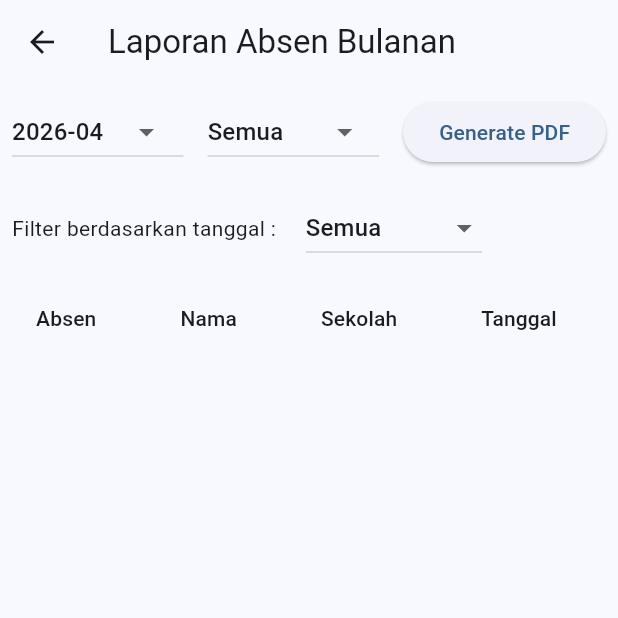
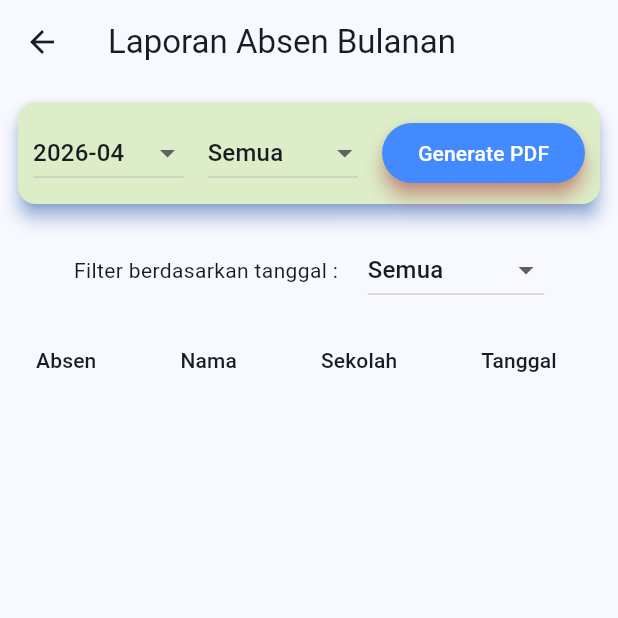
Before and after one commit to Reysa123/absencode, a Flutter app: the DailyReportScreen screen opened directly, on a phone screen of 412 x 824 dp, the top half of it. Run offline on Flutter 3.47's test engine with Material 3 defaults, Android fonts, the phone set to English and light mode, and no system bars; our stand-ins replace equatable, flutter_bloc, flutter_map, fluttertoast, geolocator, image_picker and 4 more; accounts and stored records are empty.

Commit message:
modified:   lib/screens/dailyreport.dart

```diff
--- a/lib/screens/dailyreport.dart
+++ b/lib/screens/dailyreport.dart
@@ -125,12 +125,25 @@ class _DailyReportScreenState extends State<DailyReportScreen> {
               pw.Text(
                 'Laporan Absensi Bulan $selectedMonth',
                 style: pw.TextStyle(
-                  fontSize: 20,
+                  fontSize: 16,
                   fontWeight: pw.FontWeight.bold,
                 ),
               ),
+              pw.Text(
+                selectedName != null ? 'Nama    : $selectedName' : 'Semua Nama',
+                style: pw.TextStyle(fontSize: 12),
+              ),
+              pw.Text(
+                'Sekolah :${filteredReports.isNotEmpty ? filteredReports[0]['user']['alamatsekolah'] : '-'}',
+                style: pw.TextStyle(fontSize: 12),
+              ),
               pw.SizedBox(height: 20),
               pw.TableHelper.fromTextArray(
+                cellStyle: pw.TextStyle(fontSize: 12),
+                headerStyle: pw.TextStyle(
+                  fontSize: 14,
+                  fontWeight: pw.FontWeight.bold,
+                ),
                 headers: ['Tanggal', 'Clock In', 'Clock Out', 'Note'],
                 data: filteredReports
                     .map(
@@ -177,6 +190,12 @@ class _DailyReportScreenState extends State<DailyReportScreen> {
               children: [
                 Padding(
                   padding: const EdgeInsets.all(8.0),
+                  child: Card(
+                    color: Colors.lightGreen.shade100,
+                    elevation: 5,
+                    shadowColor: Colors.blueAccent,
+                    child: Padding(
+                      padding: const EdgeInsets.all(10.0),
                       child: Row(
                         children: [
                           Expanded(
@@ -225,13 +244,23 @@ class _DailyReportScreenState extends State<DailyReportScreen> {
                           ),
                           const SizedBox(width: 16),
                           ElevatedButton(
+                            style: ElevatedButton.styleFrom(
+                              backgroundColor: Colors.blueAccent,
+                              foregroundColor: Colors.white,
+                              elevation: 5,
+                              shadowColor: Colors.redAccent,
+                            ),
                             onPressed: _generatePDF,
                             child: const Text('Generate PDF'),
                           ),
                         ],
                       ),
                     ),
-                Padding(
+                  ),
+                ),
+                SingleChildScrollView(
+                  scrollDirection: Axis.horizontal,
+                  child: Padding(
                     padding: const EdgeInsets.all(8.0),
                     child: Row(
                       spacing: 16,
@@ -263,9 +292,13 @@ class _DailyReportScreenState extends State<DailyReportScreen> {
                       ],
                     ),
                   ),
+                ),
+
                 Expanded(
                   child: SingleChildScrollView(
                     scrollDirection: Axis.horizontal,
+                    child: SingleChildScrollView(
+                      scrollDirection: Axis.vertical,
                       child: DataTable(
                         columns: const [
                           DataColumn(label: Text('Absen')),
@@ -277,7 +310,8 @@ class _DailyReportScreenState extends State<DailyReportScreen> {
                           DataColumn(label: Text('Note')),
                         ],
                         rows: filteredReports.map((report) {
-                        final profile = report['user'] as Map<String, dynamic>?;
+                          final profile =
+                              report['user'] as Map<String, dynamic>?;
                           return DataRow(
                             color: WidgetStatePropertyAll(
                               _getRowColor(report['status'], report['date']),
@@ -317,6 +351,7 @@ class _DailyReportScreenState extends State<DailyReportScreen> {
                             ],
                           );
                         }).toList(),
+                      ),
                     ),
                   ),
                 ),
```
Lines whose indentation alone changed are shown as unchanged.
